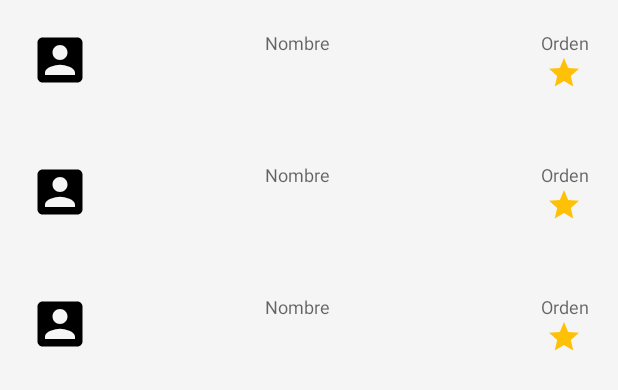
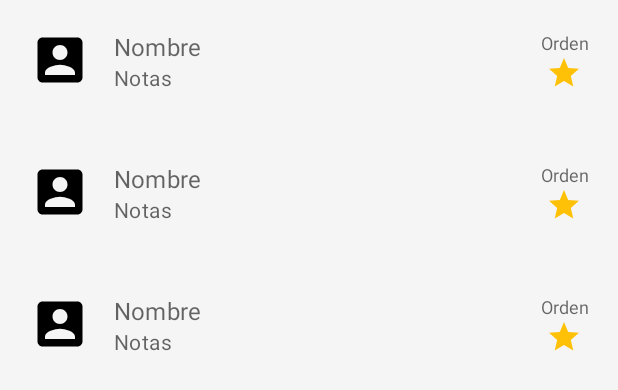
Before and after one commit to JosueRuiz08/MDTop, an Android app: the layout content_main.xml on its own in the app's theme, with its tools: preview values and no code run, on a phone screen of 412 x 824 dp. Shown: the top 390 px of the screen. Run offline under Robolectric (Android 15) with nearby library versions, the phone set to English and light mode, and no system bars.

Commit message:
Textos primario y secundario

```diff
--- a/app/src/main/java/com/alain/cursos/top/ArtistaAdapter.java
+++ b/app/src/main/java/com/alain/cursos/top/ArtistaAdapter.java
@@ -12,6 +12,7 @@ package com.alain.cursos.top;
 import android.content.Context;
 
 import androidx.annotation.NonNull;
+import androidx.constraintlayout.widget.ConstraintLayout;
 import androidx.core.content.ContextCompat;
 import androidx.appcompat.widget.AppCompatImageView;
 import androidx.appcompat.widget.AppCompatTextView;
@@ -29,6 +30,7 @@ import java.util.List;
 
 import butterknife.BindView;
 import butterknife.ButterKnife;
+import de.hdodenhof.circleimageview.CircleImageView;
 
 public class ArtistaAdapter extends RecyclerView.Adapter<ArtistaAdapter.ViewHolder> {
 
@@ -57,6 +59,7 @@ public class ArtistaAdapter extends RecyclerView.Adapter<ArtistaAdapter.ViewHold
         holder.setListener(artista, listener);
 
         holder.tvNombre.setText(artista.getNombreCompleto());
+        holder.tvNote.setText(artista.getNotas());
         holder.tvOrden.setText(String.valueOf(position+1));
 
         if (artista.getFotoUrl() != null){
@@ -93,13 +96,15 @@ public class ArtistaAdapter extends RecyclerView.Adapter<ArtistaAdapter.ViewHold
 
     class ViewHolder extends RecyclerView.ViewHolder {
         @BindView(R.id.imgFoto)
-        AppCompatImageView imgFoto;
+        CircleImageView imgFoto;
         @BindView(R.id.tvNombre)
         AppCompatTextView tvNombre;
+        @BindView(R.id.tvNote)
+        AppCompatTextView tvNote;
         @BindView(R.id.tvOrden)
         AppCompatTextView tvOrden;
         @BindView(R.id.containerMain)
-        RelativeLayout containerMain;
+        ConstraintLayout containerMain;
 
         ViewHolder(View itemView) {
             super(itemView);
--- a/app/src/main/res/layout/item_artist.xml
+++ b/app/src/main/res/layout/item_artist.xml
@@ -21,16 +21,28 @@
 
     <androidx.appcompat.widget.AppCompatTextView
         android:id="@+id/tvNombre"
-        android:layout_width="match_parent"
+        android:layout_width="0dp"
         android:layout_height="wrap_content"
         android:hint="@string/artist_hint_nombre"
-        android:maxLines="2"
-        android:gravity="center"
-        android:textSize="@dimen/item_text_size_secondary"
+        android:textAppearance="@style/ItemLarge"
+        android:layout_marginStart="@dimen/item_padding_horizontal"
         android:layout_marginEnd="@dimen/item_padding_horizontal"
-        android:layout_toEndOf="@id/imgFoto"
-        android:layout_toStartOf="@+id/tvOrden"
-        android:layout_centerVertical="true"/>
+        app:layout_constraintStart_toEndOf="@+id/imgFoto"
+        app:layout_constraintEnd_toStartOf="@id/tvOrden"
+        app:layout_constraintTop_toTopOf="parent"/>
+
+    <androidx.appcompat.widget.AppCompatTextView
+        android:id="@+id/tvNote"
+        android:layout_width="0dp"
+        android:layout_height="0dp"
+        android:hint="@string/artist_hint_notas"
+        android:textAppearance="@style/ItemMedium"
+        android:layout_marginBottom="@dimen/item_padding_vertical"
+        app:layout_constraintStart_toStartOf="@id/tvNombre"
+        app:layout_constraintEnd_toEndOf="@id/tvNombre"
+        app:layout_constraintTop_toBottomOf="@id/tvNombre"
+        app:layout_constraintBottom_toBottomOf="parent"
+        />
 
     <androidx.appcompat.widget.AppCompatTextView
         android:id="@+id/tvOrden"
--- a/app/src/main/res/values/styles.xml
+++ b/app/src/main/res/values/styles.xml
@@ -31,4 +31,14 @@
         <item name="android:shadowColor">@android:color/black</item>
     </style>
 
+    <style name="ItemLarge" parent="TextAppearance.MaterialComponents.Subtitle1">
+        <item name="android:maxLines">1</item>
+        <item name="android:textColor">?android:attr/textColorPrimary</item>
+    </style>
+
+    <style name="ItemMedium" parent="TextAppearance.MaterialComponents.Body2">
+        <item name="android:maxLines">2</item>
+        <item name="android:textColor">?android:attr/textColorSecondary</item>
+    </style>
+
 </resources>
```
